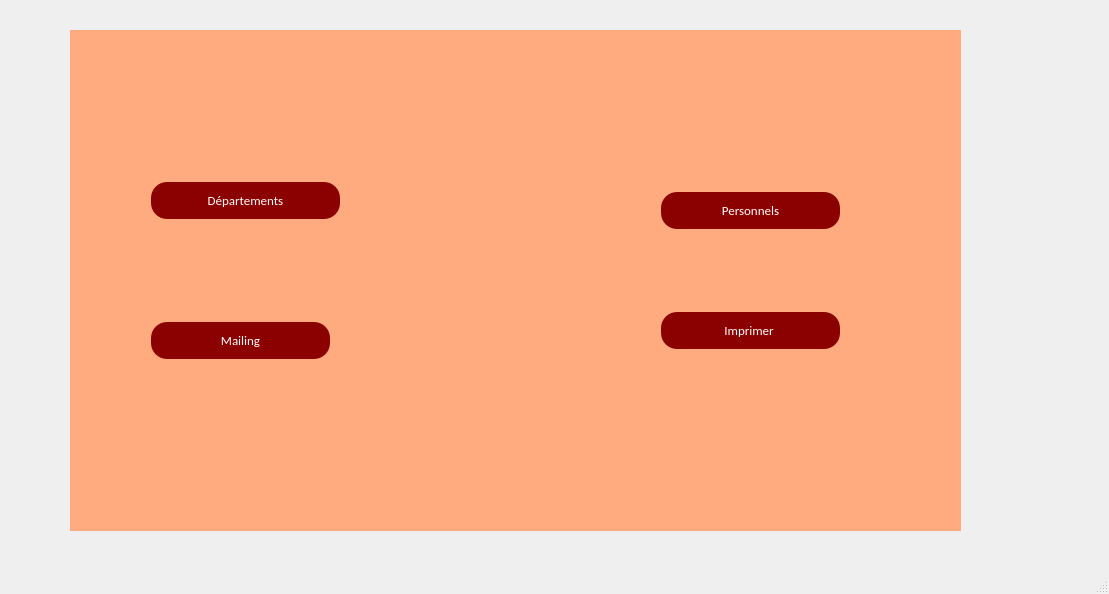
hanenjabnoun-Esprit-2019/Smart_Pastry_Shop_2A25, file personnels.ui: the form before one commit.
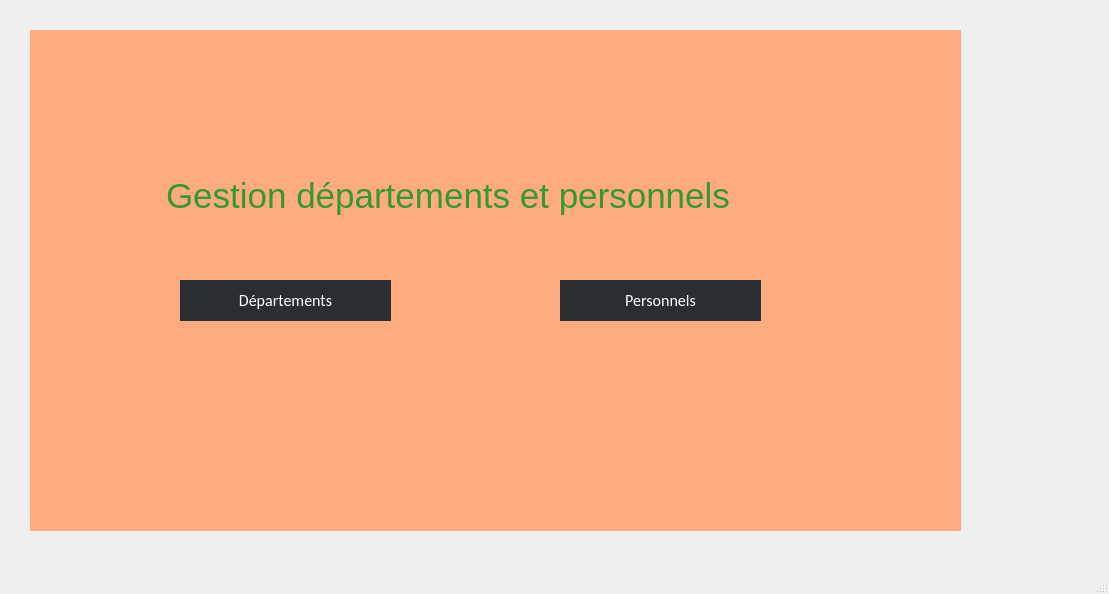
The form after the commit. The open tabs and pages were chosen to show the change. Icons and pictures are not drawn.

```diff
--- a/personnels.ui
+++ b/personnels.ui
@@ -17,9 +17,9 @@
    <widget class="QStackedWidget" name="stackedWidget">
     <property name="geometry">
      <rect>
-      <x>70</x>
+      <x>30</x>
       <y>30</y>
-      <width>891</width>
+      <width>931</width>
       <height>501</height>
      </rect>
     </property>
@@ -39,32 +39,47 @@
      <widget class="QPushButton" name="pushButton_4">
       <property name="geometry">
        <rect>
-        <x>80</x>
-        <y>150</y>
-        <width>191</width>
+        <x>150</x>
+        <y>250</y>
+        <width>211</width>
         <height>41</height>
        </rect>
       </property>
       <property name="font">
        <font>
-        <family>calibri</family>
+        <family>Calibri</family>
         <pointsize>-1</pointsize>
         <underline>false</underline>
         <strikeout>false</strikeout>
        </font>
       </property>
       <property name="styleSheet">
-       <string notr="true">background-color: #8B0000	;
-  border: none;
-  color: white;
-  padding: 10px;
-  text-align: center;
-  text-decoration: none;
-font-family:calibri;
-  display: inline-block;
-  font-size: 13px;
-  margin: 2px 1px;
-  border-radius : 16px;</string>
+       <string notr="true">QPushButton
+{
+	background-color: rgb(42, 46, 50);
+   border-radius:0px;
+	color:#ffffff;
+	font-size:16px;
+font-family:Calibri;
+
+qproperty-iconSize:35px;
+
+}
+QPushButton:hover
+{
+	background-color:rgb(50, 53, 57);
+		color:#ffff99;
+
+}
+QPushButton:focus
+{
+	background-color: rgb(59, 62, 66);
+	border-style:solid;
+	border-left-width:7px;
+	border-color: #ff3333;
+	color:#ffff99;
+}
+</string>
       </property>
       <property name="text">
        <string>Départements</string>
@@ -73,24 +88,39 @@
      <widget class="QPushButton" name="pushButton_5">
       <property name="geometry">
        <rect>
-        <x>590</x>
-        <y>160</y>
-        <width>181</width>
+        <x>530</x>
+        <y>250</y>
+        <width>201</width>
         <height>41</height>
        </rect>
       </property>
       <property name="styleSheet">
-       <string notr="true">background-color: #8B0000	;
-  border: none;
-  color: white;
-  padding: 10px;
-  text-align: center;
-  text-decoration: none;
-font-family:calibri;
-  display: inline-block;
-  font-size: 13px;
-  margin: 2px 1px;
-  border-radius : 16px;</string>
+       <string notr="true">QPushButton
+{
+	background-color: rgb(42, 46, 50);
+   border-radius:0px;
+	color:#ffffff;
+	font-size:16px;
+font-family:Calibri;
+
+qproperty-iconSize:35px;
+
+}
+QPushButton:hover
+{
+	background-color:rgb(50, 53, 57);
+		color:#ffff99;
+
+}
+QPushButton:focus
+{
+	background-color: rgb(59, 62, 66);
+	border-style:solid;
+	border-left-width:7px;
+	border-color: #ff3333;
+	color:#ffff99;
+}
+</string>
       </property>
       <property name="text">
        <string>Personnels</string>
@@ -2224,56 +2254,82 @@
        </widget>
       </widget>
      </widget>
-     <widget class="QPushButton" name="pushButton_100">
+     <widget class="QLabel" name="label">
       <property name="geometry">
        <rect>
-        <x>80</x>
-        <y>290</y>
-        <width>181</width>
-        <height>41</height>
+        <x>90</x>
+        <y>140</y>
+        <width>661</width>
+        <height>51</height>
        </rect>
       </property>
       <property name="styleSheet">
-       <string notr="true">background-color: #8B0000	;
-  border: none;
-  color: white;
-  padding: 10px;
-  text-align: center;
-  text-decoration: none;
-font-family:calibri;
-  display: inline-block;
-  font-size: 13px;
-  margin: 2px 1px;
-  border-radius : 16px;</string>
+       <string notr="true">text-align: center;
+color: rgb(244, 143, 55);
+color: #393;
+margin: 0 auto;
+font-size: 35px;
+font-family: 'Droid Sans';</string>
       </property>
       <property name="text">
-       <string>Mailing</string>
+       <string>Gestion départements et personnels</string>
       </property>
      </widget>
-     <widget class="QPushButton" name="pushButton_101">
+     <widget class="QLabel" name="label_2">
       <property name="geometry">
        <rect>
-        <x>590</x>
-        <y>280</y>
-        <width>181</width>
-        <height>41</height>
+        <x>530</x>
+        <y>310</y>
+        <width>201</width>
+        <height>151</height>
        </rect>
       </property>
-      <property name="styleSheet">
-       <string notr="true">background-color: #8B0000	;
-  border: none;
-  color: white;
-  padding: 10px;
-  text-align: center;
-  text-decoration: none;
-font-family:calibri;
-  display: inline-block;
-  font-size: 13px;
-  margin: 2px 1px;
-  border-radius : 16px;</string>
+      <property name="text">
+       <string/>
       </property>
+      <property name="pixmap">
+       <pixmap>../../integrationF/Smart_Pastry_Shop_2A25/image/femme-preparant-patisserie-vendre-au-departement-boulangerie-supermarche_342744-1064.jpg</pixmap>
+      </property>
+      <property name="scaledContents">
+       <bool>true</bool>
+      </property>
+     </widget>
+     <widget class="QLabel" name="label_3">
+      <property name="geometry">
+       <rect>
+        <x>150</x>
+        <y>300</y>
+        <width>211</width>
+        <height>161</height>
+       </rect>
+      </property>
       <property name="text">
-       <string>Imprimer </string>
+       <string/>
+      </property>
+      <property name="pixmap">
+       <pixmap>../../integrationF/Smart_Pastry_Shop_2A25/image/personnel-equipement-boulangerie-pour-faire-du-pain-patisserie-organigramme-isometrique-vector-illustration_1284-30241.jpg</pixmap>
+      </property>
+      <property name="scaledContents">
+       <bool>true</bool>
+      </property>
+     </widget>
+     <widget class="QLabel" name="label_4">
+      <property name="geometry">
+       <rect>
+        <x>740</x>
+        <y>30</y>
+        <width>171</width>
+        <height>111</height>
+       </rect>
+      </property>
+      <property name="text">
+       <string/>
+      </property>
+      <property name="pixmap">
+       <pixmap>image/182141689_901413657425909_592955327907562813_n.png</pixmap>
+      </property>
+      <property name="scaledContents">
+       <bool>true</bool>
       </property>
      </widget>
     </widget>
```
Left out of the diff: 261 changed lines with no effect on the pictures.
